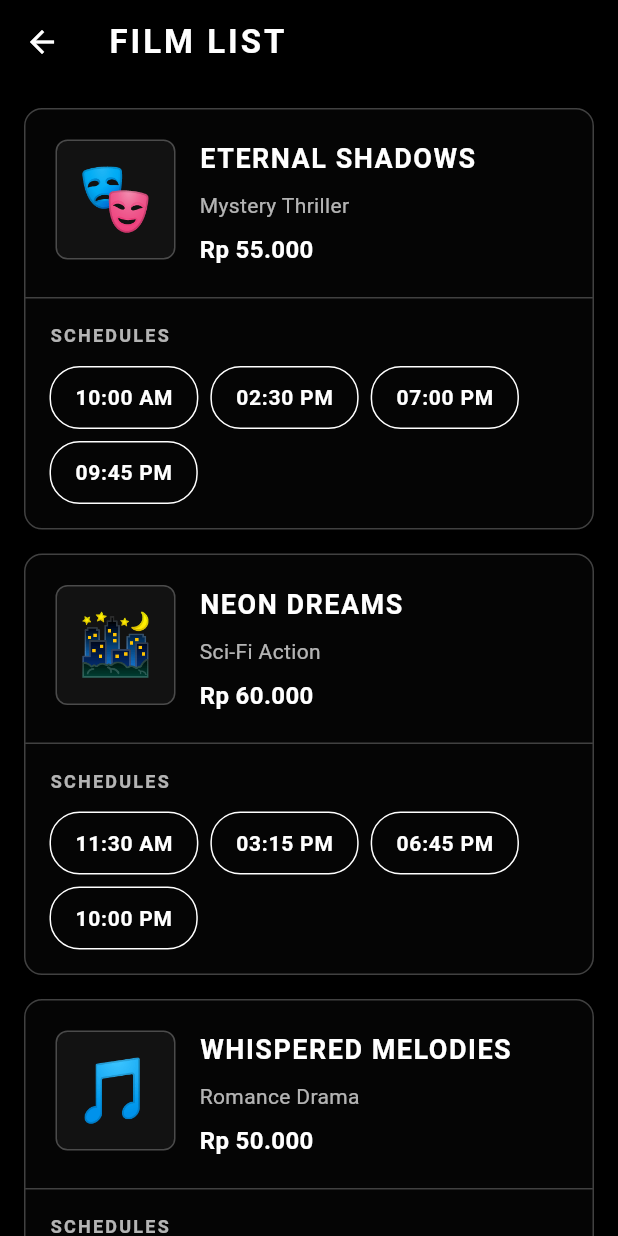
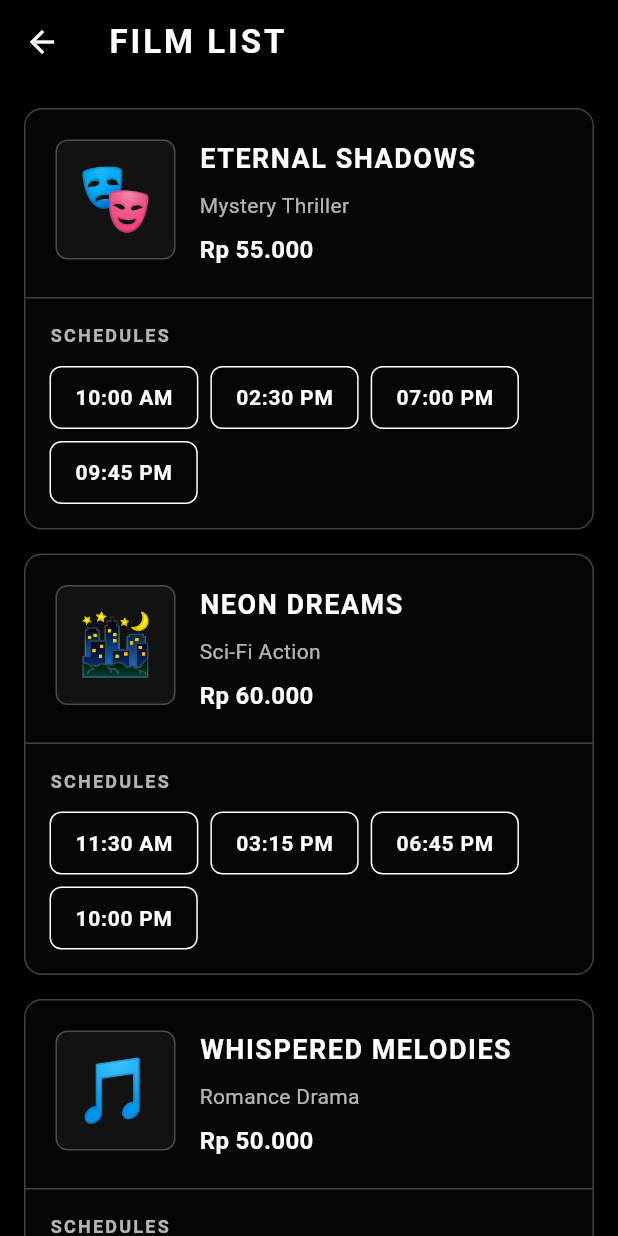
Before and after one commit to Abicodejr/utspam_5a_0027_film, a Flutter app: the FilmListPage screen opened directly with empty values, on a phone screen of 412 x 824 dp. Run offline on Flutter 3.47's test engine with Material 3 defaults, Android fonts, the phone set to English and light mode, and no system bars; our stand-ins replace sqflite; accounts and stored records are empty.

Commit message:
update border radius for payment method containers

```diff
--- a/lib/pages/edit_purchase_page.dart
+++ b/lib/pages/edit_purchase_page.dart
@@ -263,6 +263,7 @@ class _EditPurchasePageState extends State<EditPurchasePage> {
                                   : Colors.white24,
                               width: _paymentMethod == 'Cash' ? 2 : 1,
                             ),
+                            borderRadius: BorderRadius.circular(8),
                             color: Colors.white.withOpacity(0.05),
                           ),
                           child: Center(
@@ -298,6 +299,7 @@ class _EditPurchasePageState extends State<EditPurchasePage> {
                                   : Colors.white24,
                               width: _paymentMethod == 'Card' ? 2 : 1,
                             ),
+                            borderRadius: BorderRadius.circular(8),
                             color: Colors.white.withOpacity(0.05),
                           ),
                           child: Center(
--- a/lib/pages/film_list_page.dart
+++ b/lib/pages/film_list_page.dart
@@ -153,7 +153,7 @@ class FilmListPage extends StatelessWidget {
                                     color: Colors.white,
                                     width: 1,
                                   ),
-                                  borderRadius: BorderRadius.circular(20),
+                                  borderRadius: BorderRadius.circular(8),
                                 ),
                                 child: Text(
                                   schedule,
--- a/lib/pages/purchase_form_page.dart
+++ b/lib/pages/purchase_form_page.dart
@@ -374,6 +374,7 @@ class _PurchaseFormPageState extends State<PurchaseFormPage> {
                                   : Colors.white24,
                               width: _paymentMethod == 'Cash' ? 2 : 1,
                             ),
+                            borderRadius: BorderRadius.circular(8),
                             color: Colors.white.withOpacity(0.05),
                           ),
                           child: Center(
@@ -409,6 +410,7 @@ class _PurchaseFormPageState extends State<PurchaseFormPage> {
                                   : Colors.white24,
                               width: _paymentMethod == 'Card' ? 2 : 1,
                             ),
+                            borderRadius: BorderRadius.circular(8),
                             color: Colors.white.withOpacity(0.05),
                           ),
                           child: Center(
```
